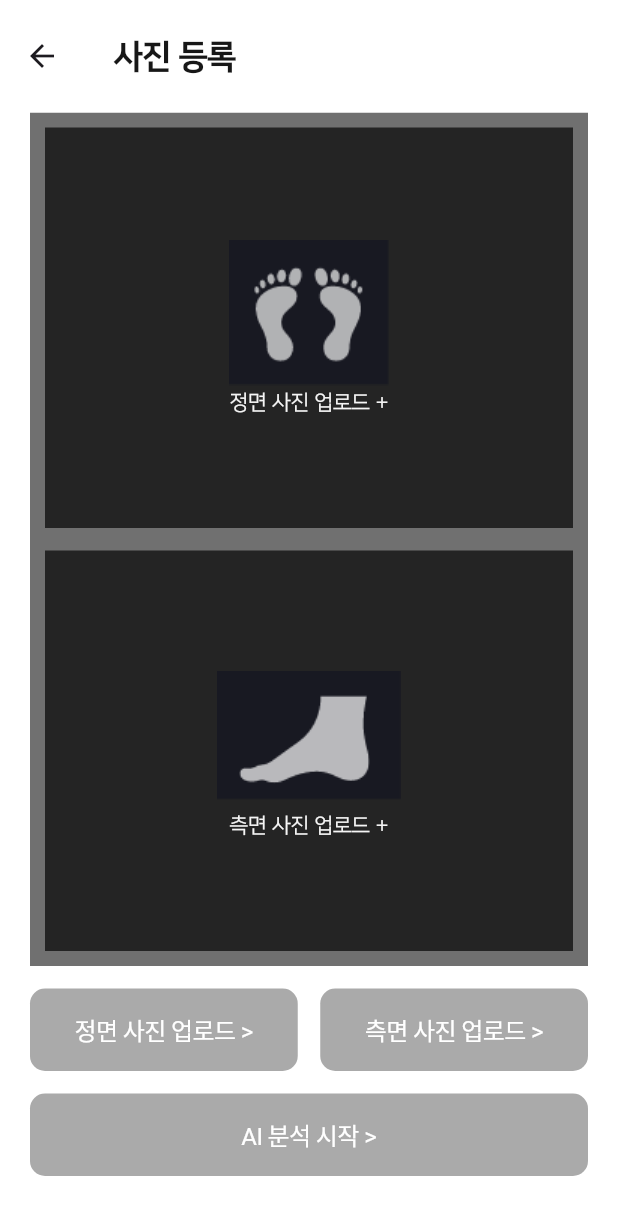
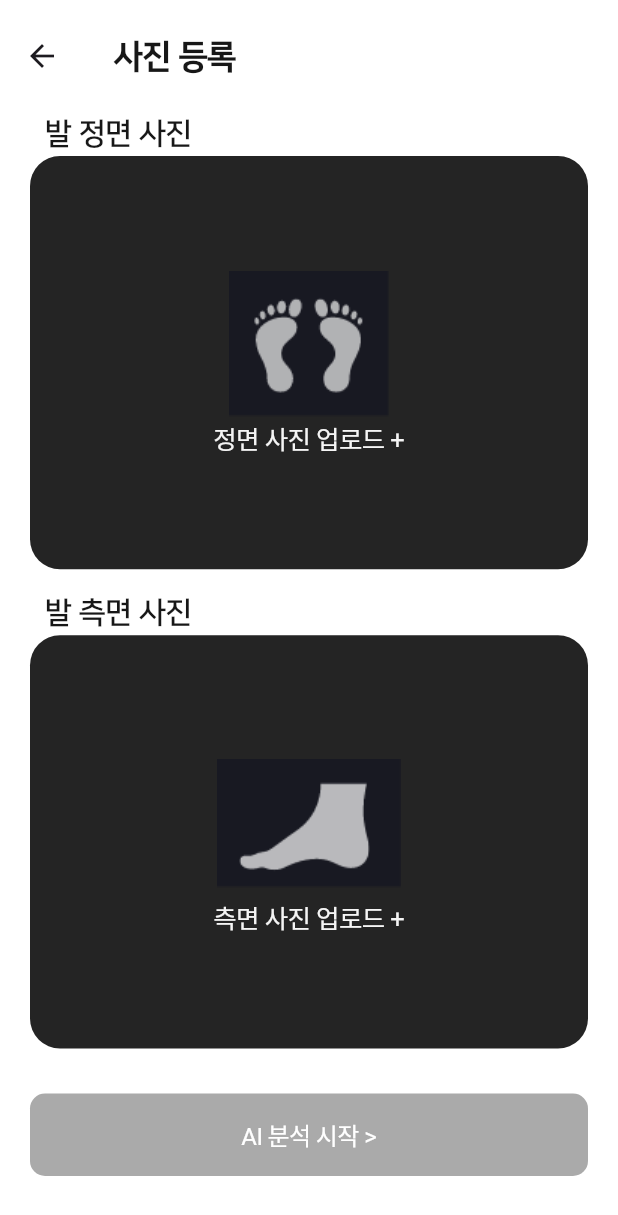
Before and after one commit to celeste0423/multisole, a Flutter app: the FootImageAddPage screen opened directly with empty values, on a phone screen of 412 x 824 dp. Shown: the top 1215 px of the screen. Run offline on Flutter 3.47's test engine with Material 3 defaults, Android fonts, the phone set to English and light mode, and no system bars; our stand-ins replace cloud_firestore, file_picker, firebase_auth, firebase_core, firebase_storage, flutter_cache_manager and 8 more; missing offline and left inert: flutter_3d_controller; accounts and stored records are empty; statements that could not run were skipped.

Commit message:
new design debugging

```diff
--- a/lib/src/feature/admin/controllers/foot_manage_admin_page_controller.dart
+++ /dev/null
@@ -1,3 +0,0 @@
-import 'package:get/get.dart';
-
-class FootManageAdminPageController extends GetxController {}
--- a/lib/src/feature/foot_add/pages/foot_add_page.dart
+++ b/lib/src/feature/foot_add/pages/foot_add_page.dart
@@ -161,7 +161,7 @@ class FootAddPage extends GetView<FootAddPageController> {
         const Text(
           '체형',
           style: TextStyle(
-            color: CustomColors.whiteText,
+            color: CustomColors.blackText,
             fontSize: 10,
           ),
         ),
--- a/lib/src/feature/foot_add/pages/foot_image_add_page.dart
+++ b/lib/src/feature/foot_add/pages/foot_image_add_page.dart
@@ -1,3 +1,4 @@
+import 'package:flutter/cupertino.dart';
 import 'package:flutter/material.dart';
 import 'package:get/get.dart';
 import 'package:multisol/src/widgets/main_button.dart';
@@ -22,14 +23,37 @@ class FootImageAddPage extends GetView<FootImageAddController> {
 
   Widget _imageBox() {
     return Expanded(
-      child: Container(
-        color: CustomColors.greyBackground,
-        width: Get.width - 40,
-        padding: const EdgeInsets.all(10),
+      child: Padding(
+        padding: const EdgeInsets.symmetric(horizontal: 20),
         child: Column(
           children: [
+            const Row(
+              children: [
+                SizedBox(width: 10),
+                Text(
+                  '발 정면 사진',
+                  style: TextStyle(
+                      color: CustomColors.blackText,
+                      fontSize: 20,
+                      fontWeight: FontWeight.bold),
+                ),
+              ],
+            ),
             _imageView(true),
-            SizedBox(height: 15),
+            const SizedBox(height: 15),
+            const Row(
+              children: [
+                SizedBox(width: 10),
+                Text(
+                  '발 측면 사진',
+                  style: TextStyle(
+                    color: CustomColors.blackText,
+                    fontSize: 20,
+                    fontWeight: FontWeight.bold,
+                  ),
+                ),
+              ],
+            ),
             _imageView(false),
           ],
         ),
@@ -41,14 +65,24 @@ class FootImageAddPage extends GetView<FootImageAddController> {
     return Expanded(
       child: Obx(
         () => isFront
-            ? controller.frontImgUrl.value != ''
-                ? Image.network(
+            ? CupertinoButton(
+                padding: EdgeInsets.zero,
+                onPressed: controller.uploadFrontImage,
+                child: controller.frontImgUrl.value != ''
+                    ? ClipRRect(
+                        borderRadius: BorderRadius.circular(20),
+                        child: Image.network(
                           controller.frontImgUrl.value!,
-                    fit: BoxFit.fill,
+                          fit: BoxFit.cover,
+                          width: Get.width - 20,
+                        ),
                       )
                     : Container(
+                        width: Get.width - 20,
+                        decoration: BoxDecoration(
+                          borderRadius: BorderRadius.circular(20),
                           color: CustomColors.mainBlack,
-                    width: Get.width - 20,
+                        ),
                         child: Column(
                           mainAxisAlignment: MainAxisAlignment.center,
                           children: [
@@ -58,16 +92,31 @@ class FootImageAddPage extends GetView<FootImageAddController> {
                             ),
                             Text(
                               '정면 사진 업로드 +',
-                          style: TextStyle(color: CustomColors.lightGreyText),
+                              style:
+                                  TextStyle(color: CustomColors.lightGreyText),
                             )
                           ],
                         ),
+                      ),
               )
-            : controller.sideImgUrl.value != ''
-                ? Image.network(controller.sideImgUrl.value!, fit: BoxFit.fill)
+            : CupertinoButton(
+                padding: EdgeInsets.zero,
+                onPressed: controller.uploadSideImage,
+                child: controller.sideImgUrl.value != ''
+                    ? ClipRRect(
+                        borderRadius: BorderRadius.circular(20),
+                        child: Image.network(
+                          controller.sideImgUrl.value!,
+                          fit: BoxFit.cover,
+                          width: Get.width - 20,
+                        ),
+                      )
                     : Container(
+                        width: Get.width - 20,
+                        decoration: BoxDecoration(
+                          borderRadius: BorderRadius.circular(20),
                           color: CustomColors.mainBlack,
-                    width: Get.width - 20,
+                        ),
                         child: Column(
                           mainAxisAlignment: MainAxisAlignment.center,
                           children: [
@@ -77,9 +126,11 @@ class FootImageAddPage extends GetView<FootImageAddController> {
                             ),
                             Text(
                               '측면 사진 업로드 +',
-                          style: TextStyle(color: CustomColors.lightGreyText),
+                              style:
+                                  TextStyle(color: CustomColors.lightGreyText),
                             )
                           ],
+                        ),
                       ),
               ),
       ),
@@ -91,23 +142,6 @@ class FootImageAddPage extends GetView<FootImageAddController> {
       padding: const EdgeInsets.only(left: 20, right: 20, top: 15, bottom: 40),
       child: Column(
         children: [
-          Row(
-            children: [
-              Expanded(
-                child: MainButton(
-                  buttonText: '정면 사진 업로드 >',
-                  onTap: controller.uploadFrontImage,
-                ),
-              ),
-              SizedBox(width: 15),
-              Expanded(
-                child: MainButton(
-                  buttonText: '측면 사진 업로드 >',
-                  onTap: controller.uploadSideImage,
-                ),
-              ),
-            ],
-          ),
           SizedBox(height: 15),
           MainButton(
             buttonText: 'AI 분석 시작 >',
--- a/lib/src/feature/foot_list/pages/foot_list_page.dart
+++ b/lib/src/feature/foot_list/pages/foot_list_page.dart
@@ -43,7 +43,9 @@ class FootListPage extends GetView<FootListPageController> {
   }
 
   Widget _footListTile(FootModel footModel) {
-    return CupertinoButton(
+    return Opacity(
+      opacity: footModel.isCompleted! == 0 ? 0.3 : 1,
+      child: CupertinoButton(
         padding: EdgeInsets.symmetric(horizontal: 20, vertical: 5),
         onPressed: () {
           controller.footListTileButton(footModel);
@@ -103,6 +105,7 @@ class FootListPage extends GetView<FootListPageController> {
             ],
           ),
         ),
+      ),
     );
   }
 
--- a/lib/src/repositories/user_repository.dart
+++ b/lib/src/repositories/user_repository.dart
@@ -117,7 +117,6 @@ class UserRepository {
   static Future signOut() async {
     try {
       //이전 로그인 기록 지우기
-      //todo: 해보니까 이전 로그인 기록 지워지지 않은것 같은데 그럼 왜 await googleSignIn.signOut();가 필요한거지?일단 앱 돌아가는데 아무 문제 없으니 스킵.
       try {
         final google.GoogleSignIn googleSignIn = google.GoogleSignIn();
         await googleSignIn.signOut();
```
Also changed, not shown: lib/src/feature/admin/controllers/admin_file_upload_page_controller.dart (+12 -0 lines), lib/src/feature/admin/controllers/foot_admin_page_controller.dart (deleted, +0 -76 lines), lib/src/feature/admin/pages/admin_file_upload_page.dart (+11 -0 lines), lib/src/feature/admin/pages/foot_admin_page.dart (deleted, +0 -173 lines), lib/src/feature/admin/pages/foot_manage_admin_page.dart (deleted, +0 -13 lines), lib/src/feature/auth/pages/signup_page.dart (+20 -25 lines), lib/src/feature/print/pages/pay_page.dart (+17 -9 lines). Lines whose indentation alone changed are shown as unchanged.
